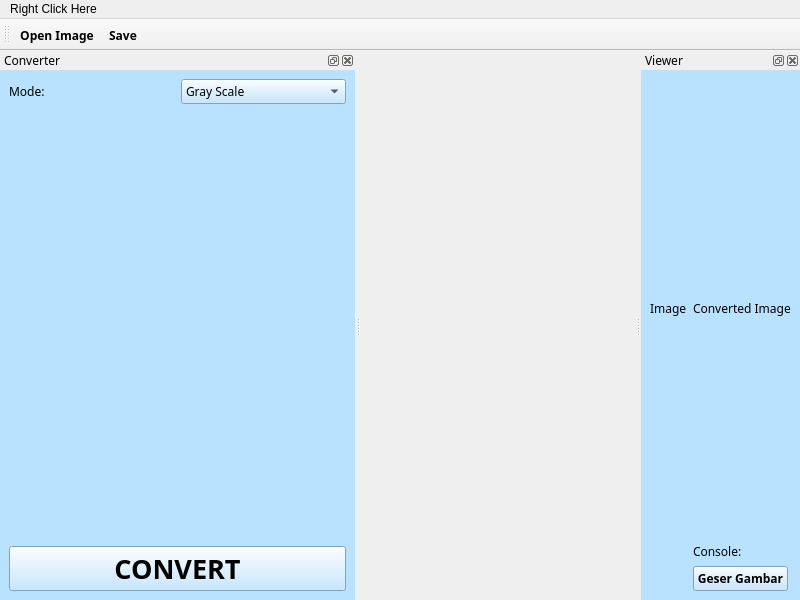
This is rootwindow.ui in ariaamadeus/Image-Processing as Qt 5 draws it before an edit. The edited form follows.
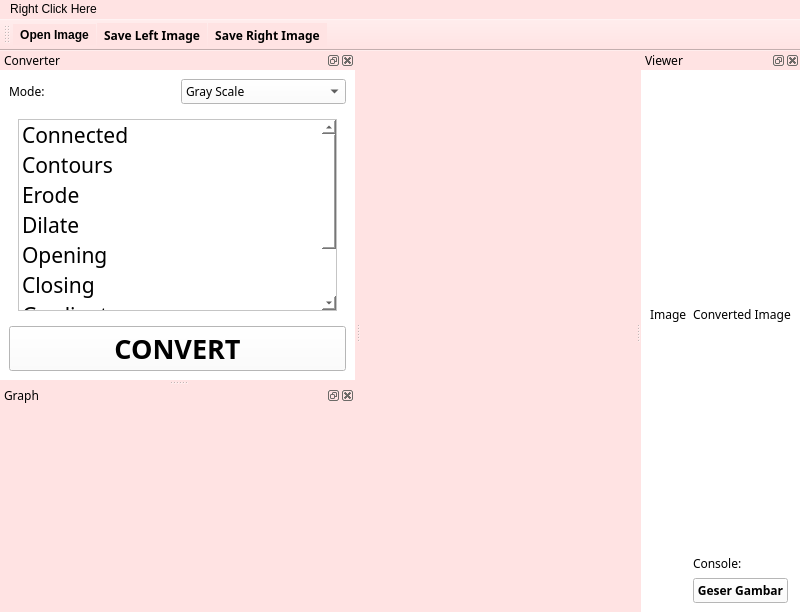
This is the edited form.

The edit to the form file:
```diff
--- a/rootwindow.ui
+++ b/rootwindow.ui
@@ -7,14 +7,23 @@
     <x>0</x>
     <y>0</y>
     <width>800</width>
-    <height>600</height>
+    <height>612</height>
    </rect>
   </property>
   <property name="windowTitle">
    <string>Image Processing</string>
   </property>
   <property name="styleSheet">
-   <string notr="true"/>
+   <string notr="true">background-color: rgb(255, 227, 227);</string>
+  </property>
+  <property name="documentMode">
+   <bool>false</bool>
+  </property>
+  <property name="tabShape">
+   <enum>QTabWidget::Rounded</enum>
+  </property>
+  <property name="dockOptions">
+   <set>QMainWindow::AllowTabbedDocks|QMainWindow::AnimatedDocks</set>
   </property>
   <widget class="QWidget" name="centralwidget">
    <layout class="QGridLayout" name="gridLayout"/>
@@ -43,8 +52,12 @@
    <property name="accessibleDescription">
     <string/>
    </property>
+   <property name="autoFillBackground">
+    <bool>false</bool>
+   </property>
    <property name="styleSheet">
-    <string notr="true">background-color: rgb(184, 226, 255);</string>
+    <string notr="true">background-color: rgb(184, 226, 255);
+background-color: rgb(255, 255, 255);</string>
    </property>
    <property name="windowTitle">
     <string>Converter</string>
@@ -95,6 +108,9 @@
            <property name="mouseTracking">
             <bool>false</bool>
            </property>
+           <property name="styleSheet">
+            <string notr="true">selection-color: rgb(0, 0, 0);</string>
+           </property>
            <item>
             <property name="text">
              <string>Gray Scale</string>
@@ -133,7 +149,7 @@
           </sizepolicy>
          </property>
          <property name="currentIndex">
-          <number>0</number>
+          <number>5</number>
          </property>
          <widget class="QWidget" name="page">
           <layout class="QHBoxLayout" name="horizontalLayout"/>
@@ -386,6 +402,91 @@
            </item>
           </layout>
          </widget>
+         <widget class="QWidget" name="page_6">
+          <layout class="QGridLayout" name="gridLayout_10">
+           <item row="0" column="0">
+            <widget class="QListWidget" name="listWidget_5">
+             <item>
+              <property name="text">
+               <string>Connected</string>
+              </property>
+              <property name="font">
+               <font>
+                <family>Umpush</family>
+                <pointsize>16</pointsize>
+               </font>
+              </property>
+             </item>
+             <item>
+              <property name="text">
+               <string>Contours</string>
+              </property>
+              <property name="font">
+               <font>
+                <family>Umpush</family>
+                <pointsize>16</pointsize>
+               </font>
+              </property>
+             </item>
+             <item>
+              <property name="text">
+               <string>Erode</string>
+              </property>
+              <property name="font">
+               <font>
+                <family>Umpush</family>
+                <pointsize>16</pointsize>
+               </font>
+              </property>
+             </item>
+             <item>
+              <property name="text">
+               <string>Dilate</string>
+              </property>
+              <property name="font">
+               <font>
+                <family>Umpush</family>
+                <pointsize>16</pointsize>
+               </font>
+              </property>
+             </item>
+             <item>
+              <property name="text">
+               <string>Opening</string>
+              </property>
+              <property name="font">
+               <font>
+                <family>Umpush</family>
+                <pointsize>16</pointsize>
+               </font>
+              </property>
+             </item>
+             <item>
+              <property name="text">
+               <string>Closing</string>
+              </property>
+              <property name="font">
+               <font>
+                <family>Umpush</family>
+                <pointsize>16</pointsize>
+               </font>
+              </property>
+             </item>
+             <item>
+              <property name="text">
+               <string>Gradient</string>
+              </property>
+              <property name="font">
+               <font>
+                <family>Umpush</family>
+                <pointsize>16</pointsize>
+               </font>
+              </property>
+             </item>
+            </widget>
+           </item>
+          </layout>
+         </widget>
         </widget>
        </item>
        <item>
@@ -429,7 +530,8 @@
     </font>
    </property>
    <property name="styleSheet">
-    <string notr="true">background-color: rgb(184, 226, 255);</string>
+    <string notr="true">background-color: rgb(184, 226, 255);
+background-color: rgb(255, 255, 255);</string>
    </property>
    <property name="windowTitle">
     <string>Viewer</string>
@@ -532,6 +634,7 @@
     <bool>false</bool>
    </attribute>
    <addaction name="actionOpen_Image"/>
+   <addaction name="actionSave_2"/>
    <addaction name="actionSave"/>
   </widget>
   <widget class="QMenuBar" name="menuBar">
@@ -550,6 +653,28 @@
    </widget>
    <addaction name="menuFetch"/>
   </widget>
+  <widget class="QDockWidget" name="dockWidget">
+   <property name="enabled">
+    <bool>true</bool>
+   </property>
+   <property name="font">
+    <font>
+     <family>Umpush</family>
+    </font>
+   </property>
+   <property name="floating">
+    <bool>false</bool>
+   </property>
+   <property name="windowTitle">
+    <string>Graph</string>
+   </property>
+   <attribute name="dockWidgetArea">
+    <number>1</number>
+   </attribute>
+   <widget class="QWidget" name="dockWidgetContents">
+    <layout class="QGridLayout" name="gridLayout_9"/>
+   </widget>
+  </widget>
   <action name="actionOpen_Image">
    <property name="text">
     <string>Open Image</string>
@@ -563,7 +688,19 @@
   </action>
   <action name="actionSave">
    <property name="text">
-    <string>Save</string>
+    <string>Save Right Image</string>
+   </property>
+   <property name="font">
+    <font>
+     <family>Umpush</family>
+     <weight>75</weight>
+     <bold>true</bold>
+    </font>
+   </property>
+  </action>
+  <action name="actionSave_2">
+   <property name="text">
+    <string>Save Left Image</string>
    </property>
    <property name="font">
     <font>
```
Left out of the diff: 17 changed lines with no effect on the pictures.
